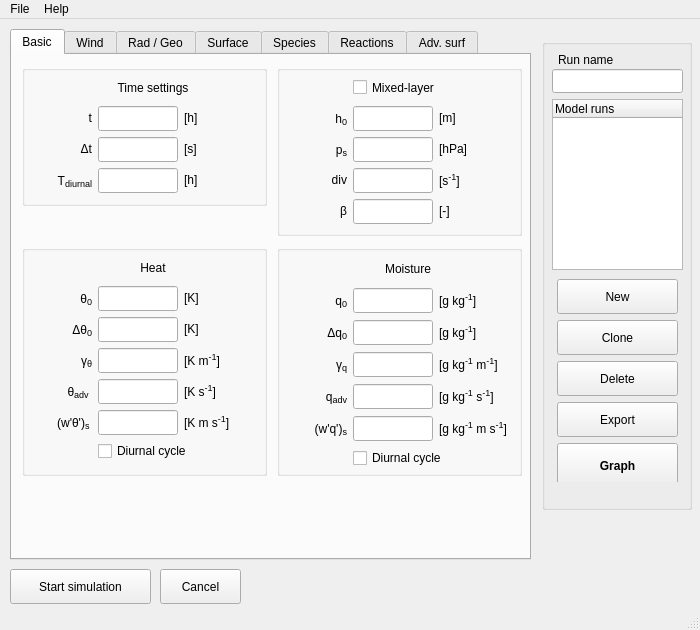
Before: the Qt Designer form mainwindow.ui in classmodel/modelgui, drawn with Qt 5.
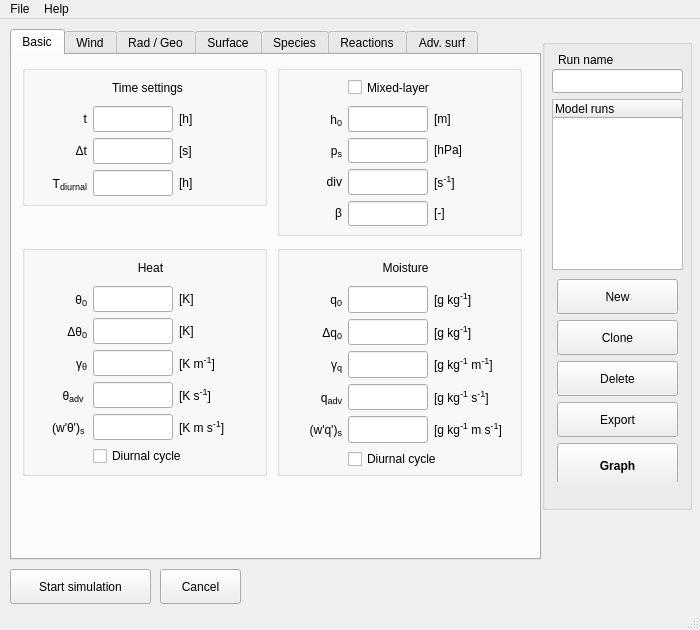
After: the same form once the commit is applied.

Diff of the .ui file:
```diff
--- a/mainwindow.ui
+++ b/mainwindow.ui
@@ -43,26 +43,14 @@
      <rect>
       <x>10</x>
       <y>10</y>
-      <width>521</width>
+      <width>531</width>
       <height>531</height>
      </rect>
     </property>
-    <property name="sizePolicy">
-     <sizepolicy hsizetype="Fixed" vsizetype="Fixed">
-      <horstretch>60</horstretch>
-      <verstretch>25</verstretch>
-     </sizepolicy>
-    </property>
     <property name="minimumSize">
      <size>
-      <width>60</width>
-      <height>25</height>
-     </size>
-    </property>
-    <property name="maximumSize">
-     <size>
-      <width>16777215</width>
-      <height>16777215</height>
+      <width>470</width>
+      <height>410</height>
      </size>
     </property>
     <property name="toolTip">
@@ -96,7 +84,7 @@
          <height>121</height>
         </rect>
        </property>
-       <layout class="QGridLayout" name="modelsettings_grid" columnstretch="1,0,1" columnminimumwidth="50,0,90">
+       <layout class="QGridLayout" name="modelsettings_grid" columnstretch="0,0,0" columnminimumwidth="0,0,0">
         <property name="sizeConstraint">
          <enum>QLayout::SetMinimumSize</enum>
         </property>
@@ -125,21 +113,21 @@
         <item row="1" column="0">
          <widget class="QLabel" name="label_time">
           <property name="sizePolicy">
-           <sizepolicy hsizetype="Fixed" vsizetype="Fixed">
-            <horstretch>60</horstretch>
-            <verstretch>25</verstretch>
+           <sizepolicy hsizetype="Fixed" vsizetype="Preferred">
+            <horstretch>0</horstretch>
+            <verstretch>0</verstretch>
            </sizepolicy>
           </property>
           <property name="minimumSize">
            <size>
-            <width>60</width>
-            <height>25</height>
+            <width>55</width>
+            <height>0</height>
            </size>
           </property>
           <property name="maximumSize">
            <size>
-            <width>60</width>
-            <height>25</height>
+            <width>55</width>
+            <height>16777215</height>
            </size>
           </property>
           <property name="toolTip">
@@ -156,7 +144,7 @@
         <item row="1" column="1">
          <widget class="QLineEdit" name="input_time">
           <property name="sizePolicy">
-           <sizepolicy hsizetype="Fixed" vsizetype="Fixed">
+           <sizepolicy hsizetype="Fixed" vsizetype="Expanding">
             <horstretch>0</horstretch>
             <verstretch>0</verstretch>
            </sizepolicy>
@@ -164,13 +152,13 @@
           <property name="minimumSize">
            <size>
             <width>80</width>
-            <height>25</height>
+            <height>0</height>
            </size>
           </property>
           <property name="maximumSize">
            <size>
             <width>80</width>
-            <height>25</height>
+            <height>16777215</height>
            </size>
           </property>
           <property name="toolTip">
@@ -200,21 +188,21 @@
         <item row="2" column="0">
          <widget class="QLabel" name="label_timestep">
           <property name="sizePolicy">
-           <sizepolicy hsizetype="Fixed" vsizetype="Fixed">
-            <horstretch>60</horstretch>
-            <verstretch>25</verstretch>
+           <sizepolicy hsizetype="Fixed" vsizetype="Preferred">
+            <horstretch>0</horstretch>
+            <verstretch>0</verstretch>
            </sizepolicy>
           </property>
           <property name="minimumSize">
            <size>
-            <width>60</width>
-            <height>25</height>
+            <width>55</width>
+            <height>0</height>
            </size>
           </property>
           <property name="maximumSize">
            <size>
-            <width>60</width>
-            <height>25</height>
+            <width>55</width>
+            <height>16777215</height>
            </size>
           </property>
           <property name="toolTip">
@@ -239,13 +227,13 @@
           <property name="minimumSize">
            <size>
             <width>80</width>
-            <height>25</height>
+            <height>0</height>
            </size>
           </property>
           <property name="maximumSize">
            <size>
             <width>80</width>
-            <height>25</height>
+            <height>16777215</height>
            </size>
           </property>
           <property name="toolTip">
@@ -283,13 +271,13 @@
           <property name="minimumSize">
            <size>
             <width>80</width>
-            <height>25</height>
+            <height>0</height>
            </size>
           </property>
           <property name="maximumSize">
            <size>
             <width>80</width>
-            <height>25</height>
+            <height>16777215</height>
            </size>
           </property>
           <property name="toolTip">
@@ -306,21 +294,21 @@
         <item row="3" column="0">
          <widget class="QLabel" name="label_period">
           <property name="sizePolicy">
-           <sizepolicy hsizetype="Fixed" vsizetype="Fixed">
-            <horstretch>60</horstretch>
-            <verstretch>25</verstretch>
+           <sizepolicy hsizetype="Fixed" vsizetype="Preferred">
+            <horstretch>0</horstretch>
+            <verstretch>0</verstretch>
            </sizepolicy>
           </property>
           <property name="minimumSize">
            <size>
-            <width>60</width>
-            <height>25</height>
+            <width>55</width>
+            <height>0</height>
            </size>
           </property>
           <property name="maximumSize">
            <size>
-            <width>60</width>
-            <height>25</height>
+            <width>55</width>
+            <height>16777215</height>
            </size>
           </property>
           <property name="toolTip">
@@ -378,21 +366,21 @@
         <item row="1" column="0">
          <widget class="QLabel" name="label_heat_theta">
           <property name="sizePolicy">
-           <sizepolicy hsizetype="Fixed" vsizetype="Fixed">
-            <horstretch>60</horstretch>
-            <verstretch>25</verstretch>
+           <sizepolicy hsizetype="Fixed" vsizetype="Preferred">
+            <horstretch>0</horstretch>
+            <verstretch>0</verstretch>
            </sizepolicy>
           </property>
           <property name="minimumSize">
            <size>
-            <width>60</width>
-            <height>25</height>
+            <width>55</width>
+            <height>0</height>
            </size>
           </property>
           <property name="maximumSize">
            <size>
-            <width>60</width>
-            <height>25</height>
+            <width>55</width>
+            <height>16777215</height>
            </size>
           </property>
           <property name="toolTip">
@@ -409,21 +397,21 @@
         <item row="2" column="0">
          <widget class="QLabel" name="label_heat_dtheta">
           <property name="sizePolicy">
-           <sizepolicy hsizetype="Fixed" vsizetype="Fixed">
-            <horstretch>60</horstretch>
-            <verstretch>25</verstretch>
+           <sizepolicy hsizetype="Fixed" vsizetype="Preferred">
+            <horstretch>0</horstretch>
+            <verstretch>0</verstretch>
            </sizepolicy>
           </property>
           <property name="minimumSize">
            <size>
-            <width>60</width>
-            <height>25</height>
+            <width>55</width>
+            <height>0</height>
            </size>
           </property>
           <property name="maximumSize">
            <size>
-            <width>60</width>
-            <height>25</height>
+            <width>55</width>
+            <height>16777215</height>
            </size>
           </property>
           <property name="toolTip">
@@ -440,21 +428,21 @@
         <item row="3" column="0">
          <widget class="QLabel" name="label_heat_gammatheta">
           <property name="sizePolicy">
-           <sizepolicy hsizetype="Fixed" vsizetype="Fixed">
-            <horstretch>60</horstretch>
-            <verstretch>25</verstretch>
+           <sizepolicy hsizetype="Fixed" vsizetype="Preferred">
+            <horstretch>0</horstretch>
+            <verstretch>0</verstretch>
            </sizepolicy>
           </property>
           <property name="minimumSize">
            <size>
-            <width>60</width>
-            <height>25</height>
+            <width>55</width>
+            <height>0</height>
            </size>
           </property>
           <property name="maximumSize">
            <size>
-            <width>60</width>
-            <height>25</height>
+            <width>55</width>
+            <height>16777215</height>
            </size>
           </property>
           <property name="toolTip">
@@ -471,7 +459,7 @@
         <item row="1" column="1">
          <widget class="QLineEdit" name="input_heat_theta">
           <property name="sizePolicy">
-           <sizepolicy hsizetype="Fixed" vsizetype="Fixed">
+           <sizepolicy hsizetype="Fixed" vsizetype="Expanding">
             <horstretch>0</horstretch>
             <verstretch>0</verstretch>
            </sizepolicy>
@@ -479,13 +467,13 @@
           <property name="minimumSize">
            <size>
             <width>80</width>
-            <height>25</height>
+            <height>0</height>
            </size>
           </property>
           <property name="maximumSize">
            <size>
             <width>80</width>
-            <height>25</height>
+            <height>16777215</height>
            </size>
           </property>
           <property name="toolTip">
@@ -502,7 +490,7 @@
         <item row="2" column="1">
          <widget class="QLineEdit" name="input_heat_dtheta">
           <property name="sizePolicy">
-           <sizepolicy hsizetype="Fixed" vsizetype="Fixed">
+           <sizepolicy hsizetype="Fixed" vsizetype="Expanding">
             <horstretch>0</horstretch>
             <verstretch>0</verstretch>
            </sizepolicy>
@@ -510,13 +498,13 @@
           <property name="minimumSize">
            <size>
             <width>80</width>
-            <height>25</height>
+            <height>0</height>
            </size>
           </property>
           <property name="maximumSize">
            <size>
             <width>80</width>
-            <height>25</height>
+            <height>16777215</height>
            </size>
           </property>
           <property name="toolTip">
@@ -533,7 +521,7 @@
         <item row="3" column="1">
          <widget class="QLineEdit" name="input_heat_gammatheta">
           <property name="sizePolicy">
-           <sizepolicy hsizetype="Fixed" vsizetype="Fixed">
+           <sizepolicy hsizetype="Fixed" vsizetype="Expanding">
             <horstretch>0</horstretch>
             <verstretch>0</verstretch>
            </sizepolicy>
@@ -541,13 +529,13 @@
           <property name="minimumSize">
            <size>
             <width>80</width>
-            <height>25</height>
+            <height>0</height>
            </size>
           </property>
           <property name="maximumSize">
            <size>
             <width>80</width>
-            <height>25</height>
+            <height>16777215</height>
            </size>
           </property>
           <property name="toolTip">
@@ -564,21 +552,21 @@
         <item row="5" column="0">
          <widget class="QLabel" name="label_heat_wtheta">
           <property name="sizePolicy">
-           <sizepolicy hsizetype="Fixed" vsizetype="Fixed">
-            <horstretch>60</horstretch>
-            <verstretch>25</verstretch>
+           <sizepolicy hsizetype="Fixed" vsizetype="Preferred">
+            <horstretch>0</horstretch>
+            <verstretch>0</verstretch>
            </sizepolicy>
           </property>
           <property name="minimumSize">
            <size>
-            <width>60</width>
-            <height>25</height>
+            <width>55</width>
+            <height>0</height>
            </size>
           </property>
           <property name="maximumSize">
            <size>
-            <width>60</width>
-            <height>25</height>
+            <width>55</width>
+            <height>16777215</height>
            </size>
           </property>
           <property name="toolTip">
@@ -595,7 +583,7 @@
         <item row="5" column="1">
          <widget class="QLineEdit" name="input_heat_wtheta">
           <property name="sizePolicy">
-           <sizepolicy hsizetype="Fixed" vsizetype="Fixed">
+           <sizepolicy hsizetype="Fixed" vsizetype="Expanding">
             <horstretch>0</horstretch>
             <verstretch>0</verstretch>
            </sizepolicy>
@@ -603,13 +591,13 @@
           <property name="minimumSize">
            <size>
             <width>80</width>
-            <height>25</height>
+            <height>0</height>
            </size>
           </property>
           <property name="maximumSize">
            <size>
             <width>80</width>
-            <height>25</height>
+            <height>16777215</height>
            </size>
           </property>
           <property name="toolTip">
@@ -713,7 +701,7 @@
         <item row="4" column="1">
          <widget class="QLineEdit" name="input_heat_advtheta">
           <property name="sizePolicy">
-           <sizepolicy hsizetype="Fixed" vsizetype="Fixed">
+           <sizepolicy hsizetype="Fixed" vsizetype="Expanding">
             <horstretch>0</horstretch>
             <verstretch>0</verstretch>
            </sizepolicy>
@@ -721,13 +709,13 @@
           <property name="minimumSize">
            <size>
             <width>80</width>
-            <height>25</height>
+            <height>0</height>
            </size>
           </property>
           <property name="maximumSize">
            <size>
             <width>80</width>
-            <height>25</height>
+            <height>16777215</height>
            </size>
           </property>
           <property name="toolTip">
@@ -744,21 +732,21 @@
         <item row="4" column="0">
          <widget class="QLabel" name="label_heat_advtheta">
           <property name="sizePolicy">
-           <sizepolicy hsizetype="Fixed" vsizetype="Fixed">
-            <horstretch>60</horstretch>
-            <verstretch>25</verstretch>
+           <sizepolicy hsizetype="Fixed" vsizetype="Preferred">
+            <horstretch>0</horstretch>
+            <verstretch>0</verstretch>
            </sizepolicy>
           </property>
           <property name="minimumSize">
            <size>
-            <width>60</width>
-            <height>25</height>
+            <width>55</width>
+            <height>0</height>
            </size>
           </property>
           <property name="maximumSize">
            <size>
-            <width>60</width>
-            <height>25</height>
+            <width>55</width>
+            <height>16777215</height>
            </size>
           </property>
           <property name="toolTip">
@@ -817,21 +805,21 @@
         <item row="1" column="0">
          <widget class="QLabel" name="label_ml_h">
           <property name="sizePolicy">
-           <sizepolicy hsizetype="Fixed" vsizetype="Fixed">
-            <horstretch>60</horstretch>
-            <verstretch>25</verstretch>
+           <sizepolicy hsizetype="Fixed" vsizetype="Preferred">
+            <horstretch>0</horstretch>
+            <verstretch>0</verstretch>
            </sizepolicy>
           </property>
           <property name="minimumSize">
            <size>
-            <width>60</width>
-            <height>25</height>
+            <width>55</width>
+            <height>0</height>
            </size>
           </property>
           <property name="maximumSize">
            <size>
-            <width>60</width>
-            <height>25</height>
+            <width>55</width>
+            <height>16777215</height>
            </size>
           </property>
           <property name="toolTip">
@@ -848,7 +836,7 @@
         <item row="1" column="1">
          <widget class="QLineEdit" name="input_ml_h">
           <property name="sizePolicy">
-           <sizepolicy hsizetype="Fixed" vsizetype="Fixed">
+           <sizepolicy hsizetype="Fixed" vsizetype="Expanding">
             <horstretch>0</horstretch>
             <verstretch>0</verstretch>
            </sizepolicy>
@@ -856,13 +844,13 @@
           <property name="minimumSize">
            <size>
             <width>80</width>
-            <height>25</height>
+            <height>0</height>
            </size>
           </property>
           <property name="maximumSize">
            <size>
             <width>80</width>
-            <height>25</height>
+            <height>16777215</height>
            </size>
           </property>
           <property name="toolTip">
@@ -879,21 +867,21 @@
         <item row="2" column="0">
          <widget class="QLabel" name="label_ml_ps">
           <property name="sizePolicy">
-           <sizepolicy hsizetype="Fixed" vsizetype="Fixed">
-            <horstretch>60</horstretch>
-            <verstretch>25</verstretch>
+           <sizepolicy hsizetype="Fixed" vsizetype="Preferred">
+            <horstretch>0</horstretch>
+            <verstretch>0</verstretch>
            </sizepolicy>
           </property>
           <property name="minimumSize">
            <size>
-            <width>60</width>
-            <height>25</height>
+            <width>55</width>
+            <height>0</height>
            </size>
           </property>
           <property name="maximumSize">
            <size>
-            <width>60</width>
-            <height>25</height>
+            <width>55</width>
+            <height>16777215</height>
            </size>
           </property>
           <property name="toolTip">
@@ -910,7 +898,7 @@
         <item row="2" column="1">
          <widget class="QLineEdit" name="input_ml_ps">
           <property name="sizePolicy">
-           <sizepolicy hsizetype="Fixed" vsizetype="Fixed">
+           <sizepolicy hsizetype="Fixed" vsizetype="Expanding">
             <horstretch>0</horstretch>
             <verstretch>0</verstretch>
            </sizepolicy>
@@ -918,13 +906,13 @@
           <property name="minimumSize">
            <size>
             <width>80</width>
-            <height>25</height>
+            <height>0</height>
            </size>
           </property>
           <property name="maximumSize">
            <size>
             <width>80</width>
-            <height>25</height>
+            <height>16777215</height>
            </size>
           </property>
           <property name="toolTip">
@@ -941,21 +929,21 @@
         <item row="3" column="0">
          <widget class="QLabel" name="label_ml_ws">
           <property name="sizePolicy">
-           <sizepolicy hsizetype="Fixed" vsizetype="Fixed">
-            <horstretch>60</horstretch>
-            <verstretch>25</verstretch>
+           <sizepolicy hsizetype="Fixed" vsizetype="Preferred">
+            <horstretch>0</horstretch>
+            <verstretch>0</verstretch>
            </sizepolicy>
           </property>
           <property name="minimumSize">
            <size>
-            <width>60</width>
-            <height>25</height>
+            <width>55</width>
+            <height>0</height>
            </size>
           </property>
           <property name="maximumSize">
            <size>
-            <width>60</width>
-            <height>25</height>
+            <width>55</width>
+            <height>16777215</height>
            </size>
           </property>
           <property name="toolTip">
@@ -972,7 +960,7 @@
         <item row="3" column="1">
          <widget class="QLineEdit" name="input_ml_omegas">
           <property name="sizePolicy">
-           <sizepolicy hsizetype="Fixed" vsizetype="Fixed">
+           <sizepolicy hsizetype="Fixed" vsizetype="Expanding">
             <horstretch>0</horstretch>
             <verstretch>0</verstretch>
            </sizepolicy>
@@ -980,13 +968,13 @@
           <property name="minimumSize">
            <size>
             <width>80</width>
-            <height>25</height>
+            <height>0</height>
            </size>
           </property>
           <property name="maximumSize">
            <size>
             <width>80</width>
-            <height>25</height>
+            <height>16777215</height>
            </size>
           </property>
           <property name="toolTip">
@@ -1042,21 +1030,21 @@
         <item row="4" column="0">
          <widget class="QLabel" name="label_ml_beta">
           <property name="sizePolicy">
-           <sizepolicy hsizetype="Fixed" vsizetype="Fixed">
-            <horstretch>60</horstretch>
-            <verstretch>25</verstretch>
+           <sizepolicy hsizetype="Fixed" vsizetype="Preferred">
+            <horstretch>0</horstretch>
+            <verstretch>0</verstretch>
            </sizepolicy>
           </property>
           <property name="minimumSize">
            <size>
-            <width>60</width>
-            <height>25</height>
+            <width>55</width>
+            <height>0</height>
            </size>
           </property>
           <property name="maximumSize">
            <size>
-            <width>60</width>
-            <height>25</height>
+            <width>55</width>
+            <height>16777215</height>
            </size>
           </property>
           <property name="toolTip">
@@ -1073,7 +1061,7 @@
         <item row="4" column="1">
          <widget class="QLineEdit" name="input_ml_beta">
           <property name="sizePolicy">
-           <sizepolicy hsizetype="Fixed" vsizetype="Fixed">
+           <sizepolicy hsizetype="Fixed" vsizetype="Expanding">
             <horstretch>0</horstretch>
             <verstretch>0</verstretch>
            </sizepolicy>
@@ -1081,13 +1069,13 @@
           <property name="minimumSize">
            <size>
             <width>80</width>
-            <height>25</height>
+            <height>0</height>
            </size>
           </property>
           <property name="maximumSize">
            <size>
             <width>80</width>
-            <height>25</height>
+            <height>16777215</height>
            </size>
           </property>
           <property name="toolTip">
@@ -1170,21 +1158,21 @@
         <item row="1" column="0">
          <widget class="QLabel" name="label_moisture_q">
           <property name="sizePolicy">
-           <sizepolicy hsizetype="Fixed" vsizetype="Fixed">
-            <horstretch>60</horstretch>
-            <verstretch>25</verstretch>
+           <sizepolicy hsizetype="Fixed" vsizetype="Preferred">
+            <horstretch>0</horstretch>
+            <verstretch>0</verstretch>
            </sizepolicy>
           </property>
           <property name="minimumSize">
            <size>
-            <width>60</width>
-            <height>25</height>
+            <width>55</width>
+            <height>0</height>
            </size>
           </property>
           <property name="maximumSize">
            <size>
-            <width>60</width>
-            <height>25</height>
+            <width>55</width>
+            <height>16777215</height>
            </size>
           </property>
           <property name="toolTip">
@@ -1201,7 +1189,7 @@
         <item row="1" column="1">
          <widget class="QLineEdit" name="input_moisture_q">
           <property name="sizePolicy">
-           <sizepolicy hsizetype="Fixed" vsizetype="Fixed">
+           <sizepolicy hsizetype="Fixed" vsizetype="Expanding">
             <horstretch>0</horstretch>
             <verstretch>0</verstretch>
            </sizepolicy>
@@ -1209,13 +1197,13 @@
           <property name="minimumSize">
            <size>
             <width>80</width>
-            <height>25</height>
+            <height>0</height>
            </size>
           </property>
           <property name="maximumSize">
            <size>
             <width>80</width>
-            <height>25</height>
+            <height>16777215</height>
            </size>
           </property>
           <property name="toolTip">
@@ -1232,21 +1220,21 @@
         <item row="2" column="0">
          <widget class="QLabel" name="label_moisture_dq">
           <property name="sizePolicy">
-           <sizepolicy hsizetype="Fixed" vsizetype="Fixed">
-            <horstretch>60</horstretch>
-            <verstretch>25</verstretch>
+           <sizepolicy hsizetype="Fixed" vsizetype="Preferred">
+            <horstretch>0</horstretch>
+            <verstretch>0</verstretch>
            </sizepolicy>
           </property>
           <property name="minimumSize">
            <size>
-            <width>60</width>
-            <height>25</height>
+            <width>55</width>
+            <height>0</height>
            </size>
           </property>
           <property name="maximumSize">
            <size>
-            <width>60</width>
-            <height>25</height>
+            <width>55</width>
+            <height>16777215</height>
            </size>
           </property>
           <property name="toolTip">
@@ -1263,7 +1251,7 @@
         <item row="2" column="1">
          <widget class="QLineEdit" name="input_moisture_dq">
           <property name="sizePolicy">
-           <sizepolicy hsizetype="Fixed" vsizetype="Fixed">
+           <sizepolicy hsizetype="Fixed" vsizetype="Expanding">
             <horstretch>0</horstretch>
             <verstretch>0</verstretch>
            </sizepolicy>
@@ -1271,13 +1259,13 @@
           <property name="minimumSize">
            <size>
             <width>80</width>
-            <height>25</height>
+            <height>0</height>
            </size>
           </property>
           <property name="maximumSize">
            <size>
             <width>80</width>
-            <height>25</height>
+            <height>16777215</height>
            </size>
           </property>
           <property name="toolTip">
@@ -1294,21 +1282,21 @@
         <item row="3" column="0">
          <widget class="QLabel" name="label_moisture_gammaq">
           <property name="sizePolicy">
-           <sizepolicy hsizetype="Fixed" vsizetype="Fixed">
-            <horstretch>60</horstretch>
-            <verstretch>25</verstretch>
+           <sizepolicy hsizetype="Fixed" vsizetype="Preferred">
+            <horstretch>0</horstretch>
+            <verstretch>0</verstretch>
            </sizepolicy>
           </property>
           <property name="minimumSize">
            <size>
-            <width>60</width>
-            <height>25</height>
+            <width>55</width>
+            <height>0</height>
            </size>
           </property>
           <property name="maximumSize">
            <size>
-            <width>60</width>
-            <height>25</height>
+            <width>55</width>
+            <height>16777215</height>
            </size>
           </property>
           <property name="toolTip">
@@ -1325,7 +1313,7 @@
         <item row="3" column="1">
          <widget class="QLineEdit" name="input_moisture_gammaq">
           <property name="sizePolicy">
-           <sizepolicy hsizetype="Fixed" vsizetype="Fixed">
+           <sizepolicy hsizetype="Fixed" vsizetype="Expanding">
             <horstretch>0</horstretch>
             <verstretch>0</verstretch>
            </sizepolicy>
@@ -1333,13 +1321,13 @@
           <property name="minimumSize">
            <size>
             <width>80</width>
-            <height>25</height>
+            <height>0</height>
            </size>
           </property>
           <property name="maximumSize">
            <size>
             <width>80</width>
-            <height>25</height>
+            <height>16777215</height>
            </size>
           </property>
           <property name="toolTip">
@@ -1356,21 +1344,21 @@
         <item row="5" column="0">
          <widget class="QLabel" name="label_moisture_wq">
           <property name="sizePolicy">
-           <sizepolicy hsizetype="Fixed" vsizetype="Fixed">
-            <horstretch>60</horstretch>
-            <verstretch>25</verstretch>
+           <sizepolicy hsizetype="Fixed" vsizetype="Preferred">
+            <horstretch>0</horstretch>
+            <verstretch>0</verstretch>
            </sizepolicy>
           </property>
           <property name="minimumSize">
            <size>
-            <width>60</width>
-            <height>25</height>
+            <width>55</width>
+            <height>0</height>
            </size>
           </property>
           <property name="maximumSize">
            <size>
-            <width>60</width>
-            <height>25</height>
+            <width>55</width>
+            <height>16777215</height>
            </size>
           </property>
           <property name="toolTip">
@@ -1387,7 +1375,7 @@
         <item row="5" column="1">
          <widget class="QLineEdit" name="input_moisture_wq">
           <property name="sizePolicy">
-           <sizepolicy hsizetype="Fixed" vsizetype="Fixed">
+           <sizepolicy hsizetype="Fixed" vsizetype="Expanding">
             <horstretch>0</horstretch>
             <verstretch>0</verstretch>
            </sizepolicy>
@@ -1395,13 +1383,13 @@
           <property name="minimumSize">
            <size>
             <width>80</width>
-            <height>25</height>
+            <height>0</height>
            </size>
           </property>
           <property name="maximumSize">
            <size>
             <width>80</width>
-            <height>25</height>
+            <height>16777215</height>
            </size>
           </property>
           <property name="toolTip">
@@ -1505,7 +1493,7 @@
         <item row="4" column="1">
          <widget class="QLineEdit" name="input_moisture_advq">
           <property name="sizePolicy">
-           <sizepolicy hsizetype="Fixed" vsizetype="Fixed">
+           <sizepolicy hsizetype="Fixed" vsizetype="Expanding">
             <horstretch>0</horstretch>
             <verstretch>0</verstretch>
            </sizepolicy>
@@ -1513,13 +1501,13 @@
           <property name="minimumSize">
            <size>
             <width>80</width>
-            <height>25</height>
+            <height>0</height>
            </size>
           </property>
           <property name="maximumSize">
            <size>
             <width>80</width>
-            <height>25</height>
+            <height>16777215</height>
            </size>
           </property>
           <property name="toolTip">
@@ -1536,21 +1524,21 @@
         <item row="4" column="0">
          <widget class="QLabel" name="label_moisture_advq">
           <property name="sizePolicy">
-           <sizepolicy hsizetype="Fixed" vsizetype="Fixed">
-            <horstretch>60</horstretch>
-            <verstretch>25</verstretch>
+           <sizepolicy hsizetype="Fixed" vsizetype="Preferred">
+            <horstretch>0</horstretch>
+            <verstretch>0</verstretch>
            </sizepolicy>
           </property>
           <property name="minimumSize">
            <size>
-            <width>60</width>
-            <height>25</height>
+            <width>55</width>
+            <height>0</height>
            </size>
           </property>
           <property name="maximumSize">
            <size>
-            <width>60</width>
-            <height>25</height>
+            <width>55</width>
+            <height>16777215</height>
            </size>
           </property>
           <property name="toolTip">
```
